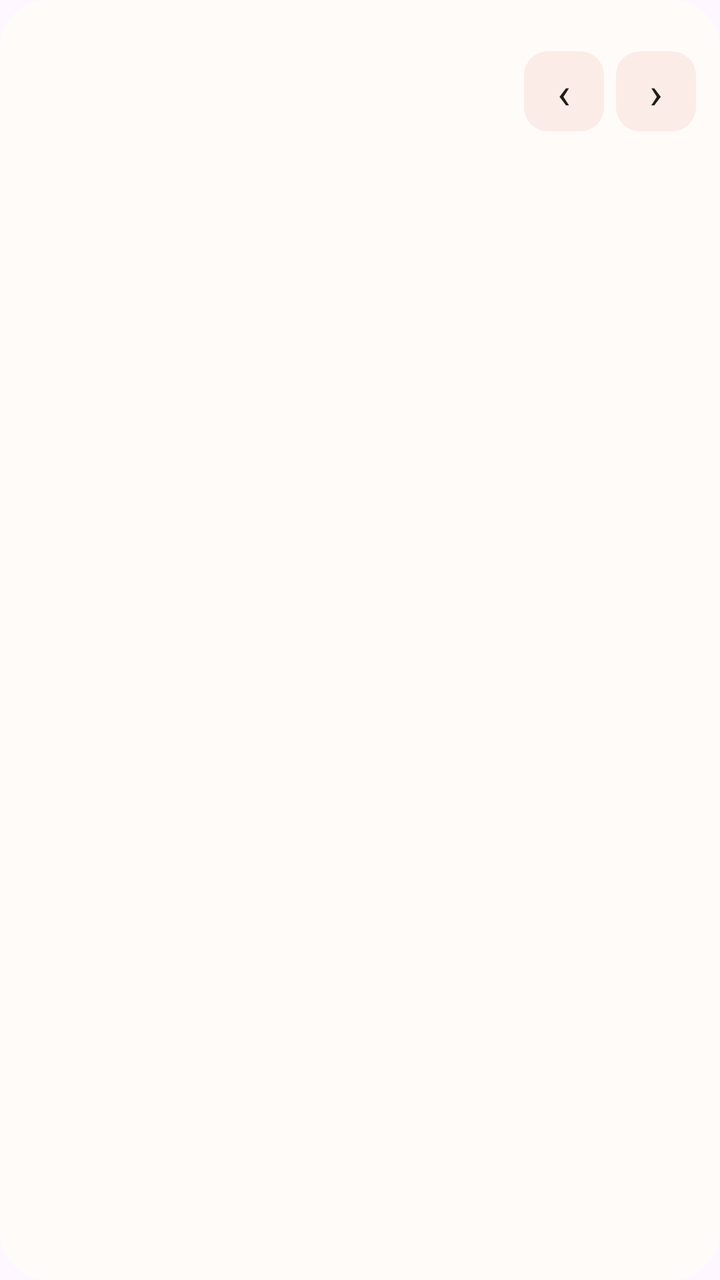
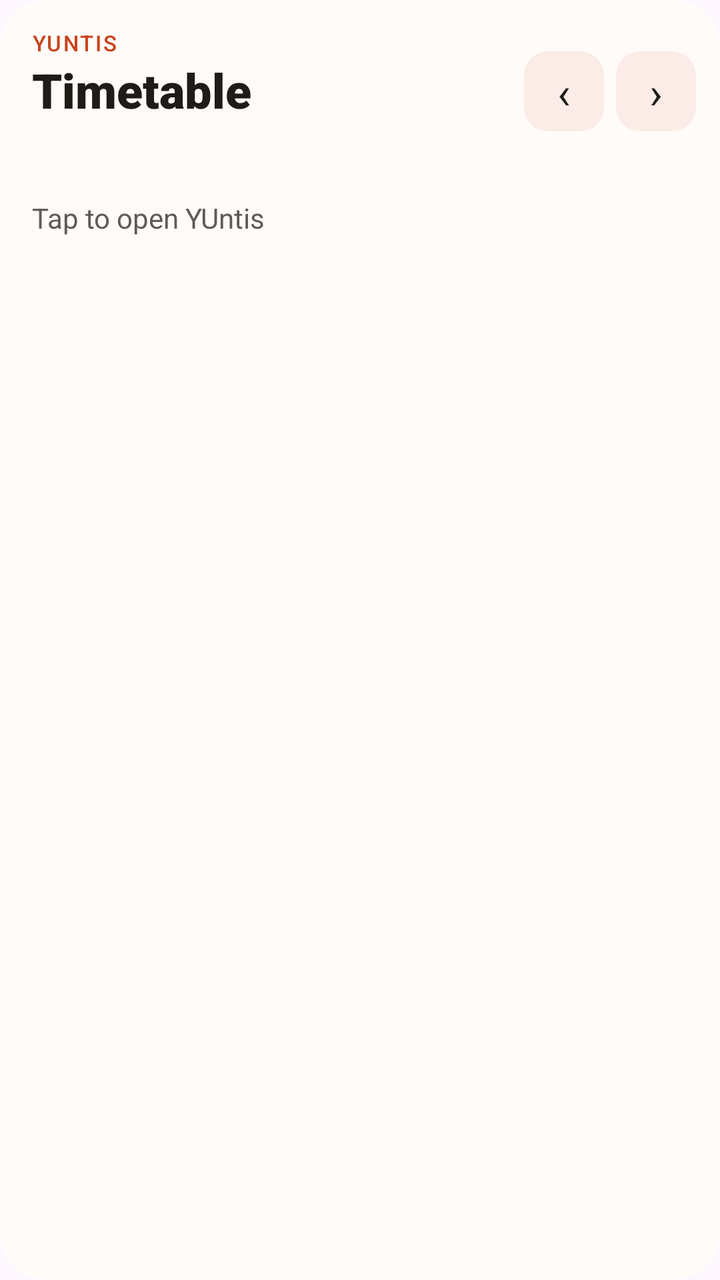

Screens rendered from an Android XML layout before and after an edit, with the pre-edit source and the edit as a unified diff.
<!-- AndroidManifest.xml: application theme Theme.UntisX -->
<!-- res/layout/widget_full.xml -->
<?xml version="1.0" encoding="utf-8"?>
<FrameLayout xmlns:android="http://schemas.android.com/apk/res/android"
    android:id="@+id/widget_root"
    android:layout_width="match_parent"
    android:layout_height="match_parent">

    <ImageView
        android:id="@+id/widget_bg"
        android:layout_width="match_parent"
        android:layout_height="match_parent"
        android:importantForAccessibility="no"
        android:scaleType="fitXY"
        android:src="@drawable/widget_background" />

    <ImageView
        android:id="@+id/widget_shade"
        android:layout_width="match_parent"
        android:layout_height="match_parent"
        android:importantForAccessibility="no"
        android:scaleType="fitXY"
        android:src="@drawable/widget_postit_shade"
        android:visibility="gone" />

    <LinearLayout
        android:layout_width="match_parent"
        android:layout_height="match_parent"
        android:orientation="vertical"
        android:paddingStart="16dp"
        android:paddingTop="14dp"
        android:paddingEnd="12dp"
        android:paddingBottom="12dp">

        <LinearLayout
            android:layout_width="match_parent"
            android:layout_height="wrap_content"
            android:gravity="center_vertical"
            android:orientation="horizontal">

            <LinearLayout
                android:id="@+id/widget_header"
                android:layout_width="0dp"
                android:layout_height="wrap_content"
                android:layout_weight="1"
                android:orientation="vertical">

                <TextView
                    android:id="@+id/widget_label"
                    android:layout_width="wrap_content"
                    android:layout_height="wrap_content"
                    android:fontFamily="sans-serif-medium"
                    android:letterSpacing="0.08"
                    android:textAllCaps="true"
                    android:textColor="@color/widget_accent"
                    android:textSize="11sp" />

                <TextView
                    android:id="@+id/widget_title"
                    android:layout_width="wrap_content"
                    android:layout_height="wrap_content"
                    android:fontFamily="sans-serif-black"
                    android:maxLines="1"
                    android:textColor="@color/widget_text"
                    android:textSize="24sp" />

                <TextView
                    android:id="@+id/widget_count"
                    android:layout_width="wrap_content"
                    android:layout_height="wrap_content"
                    android:textColor="@color/widget_text_soft"
                    android:textSize="12sp" />
            </LinearLayout>

            <TextView
                android:id="@+id/widget_prev"
                android:layout_width="40dp"
                android:layout_height="40dp"
                android:background="@drawable/widget_row_highlight"
                android:contentDescription="@string/widget_prev_day"
                android:gravity="center"
                android:text="‹"
                android:textColor="@color/widget_text"
                android:textSize="22sp" />

            <TextView
                android:id="@+id/widget_next_day"
                android:layout_width="40dp"
                android:layout_height="40dp"
                android:layout_marginStart="6dp"
                android:background="@drawable/widget_row_highlight"
                android:contentDescription="@string/widget_next_day"
                android:gravity="center"
                android:text="›"
                android:textColor="@color/widget_text"
                android:textSize="22sp" />
        </LinearLayout>

        <LinearLayout
            android:id="@+id/widget_list"
            android:layout_width="match_parent"
            android:layout_height="wrap_content"
            android:layout_marginTop="10dp"
            android:orientation="vertical" />

        <TextView
            android:id="@+id/widget_empty"
            android:layout_width="match_parent"
            android:layout_height="wrap_content"
            android:layout_marginTop="12dp"
            android:textColor="@color/widget_text_soft"
            android:textSize="14sp"
            android:visibility="gone" />
    </LinearLayout>

    <ImageView
        android:id="@+id/widget_tape"
        android:layout_width="64dp"
        android:layout_height="18dp"
        android:layout_gravity="top|center_horizontal"
        android:layout_marginTop="-2dp"
        android:importantForAccessibility="no"
        android:rotation="-3"
        android:scaleType="fitXY"
        android:src="@drawable/widget_postit_tape"
        android:visibility="gone" />
</FrameLayout>
<!-- resources referenced by this layout -->
<resources>
  <color name="widget_accent">#FFC9441D</color>
  <color name="widget_text">#FF1F1B16</color>
  <color name="widget_text_soft">#FF5F5A54</color>
  <!-- drawable widget_background (drawable) -->
  <?xml version="1.0" encoding="utf-8"?>
  <shape xmlns:android="http://schemas.android.com/apk/res/android" android:shape="rectangle">
      <solid android:color="@color/widget_background" />
      <corners android:radius="24dp" />
  </shape>
  <!-- drawable widget_postit_shade (drawable) -->
  <?xml version="1.0" encoding="utf-8"?>
  <shape xmlns:android="http://schemas.android.com/apk/res/android" android:shape="rectangle">
      <gradient
          android:angle="270"
          android:centerColor="#00000000"
          android:centerY="0.55"
          android:endColor="#1F000000"
          android:startColor="#0AFFFFFF" />
      <corners android:radius="3dp" android:bottomRightRadius="14dp" />
  </shape>
  <!-- drawable widget_postit_tape (drawable) -->
  <?xml version="1.0" encoding="utf-8"?>
  <shape xmlns:android="http://schemas.android.com/apk/res/android" android:shape="rectangle">
      <solid android:color="#8CF4EFE4" />
      <stroke android:width="1dp" android:color="#1A000000" />
      <corners android:radius="1dp" />
  </shape>
  <!-- drawable widget_row_highlight (drawable) -->
  <?xml version="1.0" encoding="utf-8"?>
  <shape xmlns:android="http://schemas.android.com/apk/res/android" android:shape="rectangle">
      <solid android:color="@color/widget_highlight" />
      <corners android:radius="12dp" />
  </shape>
  <string name="widget_next_day">Next day</string>
  <string name="widget_prev_day">Previous day</string>
  <style name="Theme.UntisX" parent="Theme.AppCompat.DayNight.NoActionBar">
          <item name="android:windowBackground">@color/window_background</item>
      </style>
  <color name="widget_background">#FFFFFBF8</color>
  <color name="widget_highlight">#14C9441D</color>
  <color name="window_background">#FEF7FF</color>
</resources>

<!-- the commit's change to res/layout/widget_full.xml (unified diff, before → after) -->
@@ -19,6 +19,25 @@
         android:importantForAccessibility="no"
         android:scaleType="fitXY"
         android:src="@drawable/widget_postit_shade"
+        android:visibility="gone" />
+
+    <ImageView
+        android:id="@+id/widget_paper"
+        android:layout_width="match_parent"
+        android:layout_height="match_parent"
+        android:importantForAccessibility="no"
+        android:scaleType="fitXY"
+        android:src="@drawable/widget_paper_lined"
+        android:visibility="gone" />
+
+    <ImageView
+        android:id="@+id/widget_margin"
+        android:layout_width="1dp"
+        android:layout_height="match_parent"
+        android:layout_marginStart="10dp"
+        android:importantForAccessibility="no"
+        android:scaleType="fitXY"
+        android:src="@drawable/widget_margin_line"
         android:visibility="gone" />
 
     <LinearLayout
@@ -51,7 +70,8 @@
                     android:letterSpacing="0.08"
                     android:textAllCaps="true"
                     android:textColor="@color/widget_accent"
-                    android:textSize="11sp" />
+                    android:textSize="11sp"
+                    android:text="@string/app_name" />
 
                 <TextView
                     android:id="@+id/widget_title"
@@ -60,7 +80,8 @@
                     android:fontFamily="sans-serif-black"
                     android:maxLines="1"
                     android:textColor="@color/widget_text"
-                    android:textSize="24sp" />
+                    android:textSize="24sp"
+                    android:text="@string/widget_placeholder_title" />
 
                 <TextView
                     android:id="@+id/widget_count"
@@ -108,7 +129,8 @@
             android:layout_marginTop="12dp"
             android:textColor="@color/widget_text_soft"
             android:textSize="14sp"
-            android:visibility="gone" />
+            android:visibility="visible"
+            android:text="@string/widget_placeholder" />
     </LinearLayout>
 
     <ImageView
<!-- resource entries referenced after the edit -->
@@ -9,6 +9,16 @@
       <solid android:color="@color/widget_background" />
       <corners android:radius="24dp" />
   </shape>
+  <!-- drawable widget_margin_line (drawable) -->
+  <?xml version="1.0" encoding="utf-8"?>
+  <shape xmlns:android="http://schemas.android.com/apk/res/android" android:shape="rectangle">
+      <solid android:color="#59CA7770" />
+  </shape>
+  <!-- drawable widget_paper_lined (drawable) -->
+  <?xml version="1.0" encoding="utf-8"?>
+  <bitmap xmlns:android="http://schemas.android.com/apk/res/android"
+      android:src="@drawable/widget_paper_lined_tile"
+      android:tileMode="repeat" />
   <!-- drawable widget_postit_shade (drawable) -->
   <?xml version="1.0" encoding="utf-8"?>
   <shape xmlns:android="http://schemas.android.com/apk/res/android" android:shape="rectangle">
@@ -33,12 +43,16 @@
       <solid android:color="@color/widget_highlight" />
       <corners android:radius="12dp" />
   </shape>
+  <string name="app_name">YUntis</string>
   <string name="widget_next_day">Next day</string>
+  <string name="widget_placeholder">Tap to open YUntis</string>
+  <string name="widget_placeholder_title">Timetable</string>
   <string name="widget_prev_day">Previous day</string>
   <style name="Theme.UntisX" parent="Theme.AppCompat.DayNight.NoActionBar">
           <item name="android:windowBackground">@color/window_background</item>
       </style>
   <color name="widget_background">#FFFFFBF8</color>
+  <!-- drawable widget_paper_lined_tile: png bitmap (drawable-xxhdpi, 105 bytes) -->
   <color name="widget_highlight">#14C9441D</color>
   <color name="window_background">#FEF7FF</color>
 </resources>
